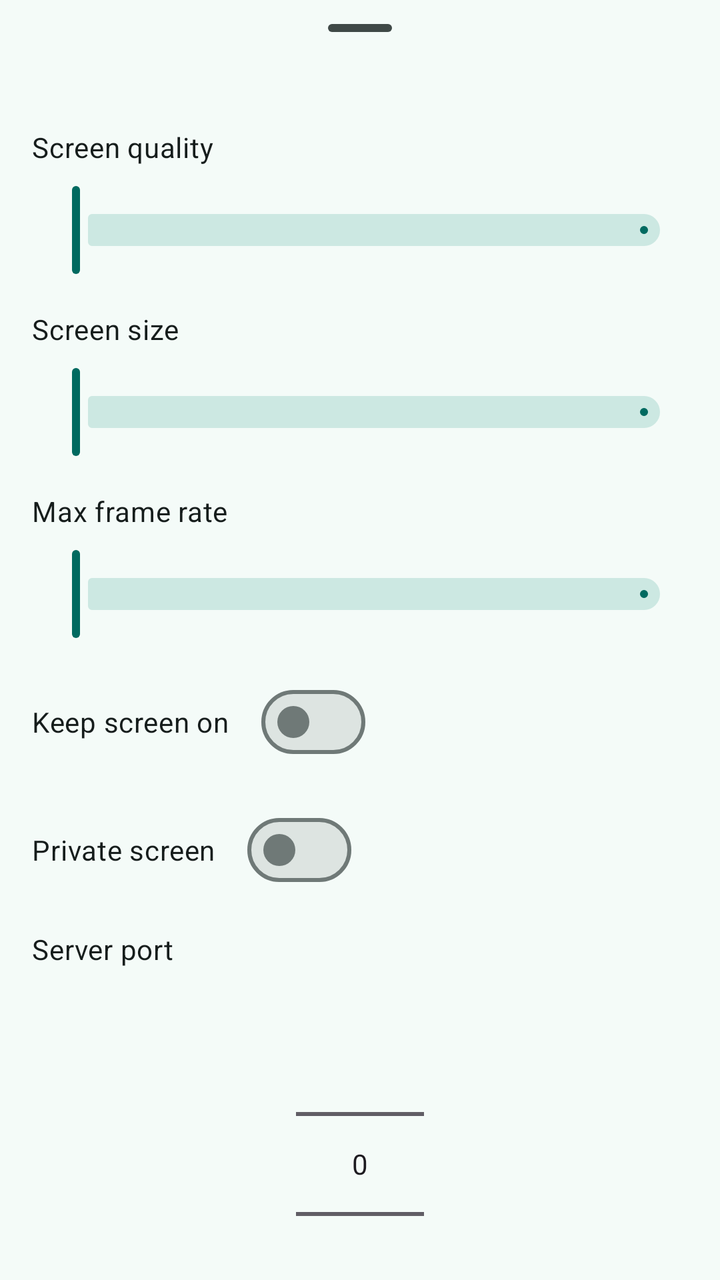
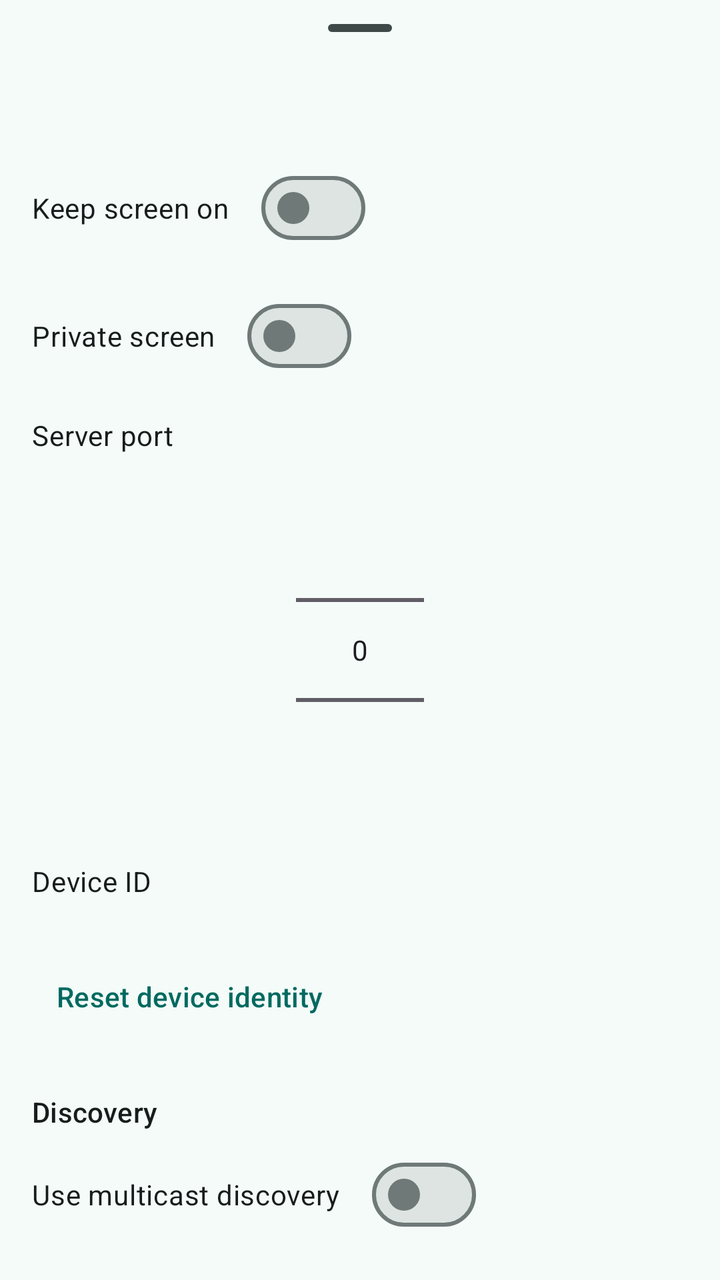

Compare the two renders of this Android layout. The source of the first and the diff that turns it into the second are given below.
<!-- AndroidManifest.xml: application theme Theme.ScreenShare -->
<!-- res/layout/widget_screen_share_service_settings.xml -->
<?xml version="1.0" encoding="utf-8"?>
<LinearLayout xmlns:android="http://schemas.android.com/apk/res/android"
    android:layout_width="match_parent"
    android:layout_height="match_parent"
    android:orientation="vertical">

    <com.google.android.material.bottomsheet.BottomSheetDragHandleView
        android:layout_width="match_parent"
        android:layout_height="wrap_content" />

    <androidx.core.widget.NestedScrollView
        android:layout_width="match_parent"
        android:layout_height="wrap_content">

        <LinearLayout
            android:layout_width="match_parent"
            android:layout_height="wrap_content"
            android:orientation="vertical"
            android:padding="16dp">

            <com.google.android.material.textview.MaterialTextView
                android:layout_width="wrap_content"
                android:layout_height="wrap_content"
                android:text="@string/projection_quality_setting_label"
                android:textAppearance="?attr/textAppearanceBodyMedium"
                android:textColor="?attr/colorOnSurface" />

            <com.google.android.material.slider.Slider
                android:id="@+id/quality_setting"
                android:layout_width="match_parent"
                android:layout_height="wrap_content"
                android:layout_marginTop="8dp" />

            <com.google.android.material.textview.MaterialTextView
                android:layout_width="wrap_content"
                android:layout_height="wrap_content"
                android:layout_marginTop="16dp"
                android:text="@string/projection_scale_setting_label"
                android:textAppearance="?attr/textAppearanceBodyMedium"
                android:textColor="?attr/colorOnSurface" />

            <com.google.android.material.slider.Slider
                android:id="@+id/scale_setting"
                android:layout_width="match_parent"
                android:layout_height="wrap_content"
                android:layout_marginTop="8dp" />

            <com.google.android.material.textview.MaterialTextView
                android:layout_width="wrap_content"
                android:layout_height="wrap_content"
                android:layout_marginTop="16dp"
                android:text="@string/projection_frame_rate_setting_label"
                android:textAppearance="?attr/textAppearanceBodyMedium"
                android:textColor="?attr/colorOnSurface" />

            <com.google.android.material.slider.Slider
                android:id="@+id/frame_rate_setting"
                android:layout_width="match_parent"
                android:layout_height="wrap_content"
                android:layout_marginTop="8dp" />

            <com.google.android.material.materialswitch.MaterialSwitch
                android:id="@+id/keep_screen_on_setting"
                android:layout_width="wrap_content"
                android:layout_height="wrap_content"
                android:layout_marginTop="16dp"
                android:text="@string/keep_screen_on_setting_label"
                android:textAppearance="?attr/textAppearanceBodyMedium"
                android:textColor="?attr/colorOnSurface" />

            <com.google.android.material.materialswitch.MaterialSwitch
                android:id="@+id/secure_setting"
                android:layout_width="wrap_content"
                android:layout_height="wrap_content"
                android:layout_marginTop="16dp"
                android:text="@string/projection_secure_setting_label"
                android:textAppearance="?attr/textAppearanceBodyMedium"
                android:textColor="?attr/colorOnSurface" />

            <com.google.android.material.textview.MaterialTextView
                android:layout_width="wrap_content"
                android:layout_height="wrap_content"
                android:layout_marginTop="16dp"
                android:text="@string/server_port_setting_label"
                android:textAppearance="?attr/textAppearanceBodyMedium"
                android:textColor="?attr/colorOnSurface" />

            <NumberPicker
                android:id="@+id/port_setting"
                android:layout_width="wrap_content"
                android:layout_height="wrap_content"
                android:layout_gravity="center_horizontal"
                android:layout_marginTop="8dp" />

            <com.google.android.material.textview.MaterialTextView
                android:layout_width="wrap_content"
                android:layout_height="wrap_content"
                android:layout_marginTop="16dp"
                android:text="@string/device_identity_label"
                android:textAppearance="?attr/textAppearanceBodyMedium"
                android:textColor="?attr/colorOnSurface" />

            <com.google.android.material.textview.MaterialTextView
                android:id="@+id/device_id_setting"
                android:layout_width="wrap_content"
                android:layout_height="wrap_content"
                android:layout_marginTop="4dp"
                android:textAppearance="?attr/textAppearanceBodySmall"
                android:textColor="?attr/colorOnSurfaceVariant" />

            <com.google.android.material.button.MaterialButton
                android:id="@+id/identity_reset_setting"
                style="@style/Widget.Material3.Button.TextButton"
                android:layout_width="wrap_content"
                android:layout_height="wrap_content"
                android:layout_marginTop="4dp"
                android:text="@string/identity_reset" />

            <com.google.android.material.textview.MaterialTextView
                android:layout_width="wrap_content"
                android:layout_height="wrap_content"
                android:layout_marginTop="24dp"
                android:text="@string/discovery_settings_section"
                android:textAppearance="?attr/textAppearanceTitleSmall"
                android:textColor="?attr/colorOnSurface" />

            <com.google.android.material.materialswitch.MaterialSwitch
                android:id="@+id/multicast_enabled_setting"
                android:layout_width="wrap_content"
                android:layout_height="wrap_content"
                android:layout_marginTop="8dp"
                android:text="@string/multicast_enabled_setting_label"
                android:textAppearance="?attr/textAppearanceBodyMedium"
                android:textColor="?attr/colorOnSurface" />

            <com.google.android.material.textview.MaterialTextView
                android:layout_width="wrap_content"
                android:layout_height="wrap_content"
                android:layout_marginTop="16dp"
                android:text="@string/multicast_group_setting_label"
                android:textAppearance="?attr/textAppearanceBodyMedium"
                android:textColor="?attr/colorOnSurface" />

            <EditText
                android:id="@+id/multicast_group_setting"
                android:layout_width="match_parent"
                android:layout_height="wrap_content"
                android:layout_marginTop="4dp"
                android:hint="@string/multicast_group_setting_hint"
                android:importantForAutofill="no"
                android:inputType="text"
                android:singleLine="true" />

            <com.google.android.material.textview.MaterialTextView
                android:layout_width="wrap_content"
                android:layout_height="wrap_content"
                android:layout_marginTop="16dp"
                android:text="@string/multicast_port_setting_label"
                android:textAppearance="?attr/textAppearanceBodyMedium"
                android:textColor="?attr/colorOnSurface" />

            <NumberPicker
                android:id="@+id/multicast_port_setting"
                android:layout_width="wrap_content"
                android:layout_height="wrap_content"
                android:layout_gravity="center_horizontal"
                android:layout_marginTop="8dp" />

            <com.google.android.material.textview.MaterialTextView
                android:layout_width="wrap_content"
                android:layout_height="wrap_content"
                android:layout_marginTop="16dp"
                android:text="@string/discovery_refresh_setting_label"
                android:textAppearance="?attr/textAppearanceBodyMedium"
                android:textColor="?attr/colorOnSurface" />

            <NumberPicker
                android:id="@+id/discovery_refresh_setting"
                android:layout_width="wrap_content"
                android:layout_height="wrap_content"
                android:layout_gravity="center_horizontal"
                android:layout_marginTop="8dp" />

            <com.google.android.material.textview.MaterialTextView
                android:layout_width="wrap_content"
                android:layout_height="wrap_content"
                android:layout_marginTop="16dp"
                android:text="@string/discovery_visibility_setting_label"
                android:textAppearance="?attr/textAppearanceBodyMedium"
                android:textColor="?attr/colorOnSurface" />

            <NumberPicker
                android:id="@+id/discovery_visibility_setting"
                android:layout_width="wrap_content"
                android:layout_height="wrap_content"
                android:layout_gravity="center_horizontal"
                android:layout_marginTop="8dp" />

            <com.google.android.material.materialswitch.MaterialSwitch
                android:id="@+id/discovery_compat_only_setting"
                android:layout_width="wrap_content"
                android:layout_height="wrap_content"
                android:layout_marginTop="16dp"
                android:text="@string/discovery_compat_only_setting_label"
                android:textAppearance="?attr/textAppearanceBodyMedium"
                android:textColor="?attr/colorOnSurface" />

            <com.google.android.material.materialswitch.MaterialSwitch
                android:id="@+id/share_name_setting"
                android:layout_width="wrap_content"
                android:layout_height="wrap_content"
                android:layout_marginTop="8dp"
                android:text="@string/share_name_setting_label"
                android:textAppearance="?attr/textAppearanceBodyMedium"
                android:textColor="?attr/colorOnSurface" />
        </LinearLayout>
    </androidx.core.widget.NestedScrollView>
</LinearLayout>
<!-- resources referenced by this layout -->
<resources>
  <string name="device_identity_label">"Device ID"</string>
  <string name="discovery_compat_only_setting_label">"Compatibility mode (mDNS only)"</string>
  <string name="discovery_refresh_setting_label">"Discovery refresh"</string>
  <string name="discovery_settings_section">"Discovery"</string>
  <string name="discovery_visibility_setting_label">"Visibility"</string>
  <string name="identity_reset">"Reset device identity"</string>
  <string name="keep_screen_on_setting_label">"Keep screen on"</string>
  <string name="multicast_enabled_setting_label">"Use multicast discovery"</string>
  <string name="multicast_group_setting_hint">"e.g. 224.0.0.167"</string>
  <string name="multicast_group_setting_label">"Multicast group"</string>
  <string name="multicast_port_setting_label">"Multicast port"</string>
  <string name="projection_frame_rate_setting_label">"Max frame rate"</string>
  <string name="projection_quality_setting_label">"Screen quality"</string>
  <string name="projection_scale_setting_label">"Screen size"</string>
  <string name="projection_secure_setting_label">"Private screen"</string>
  <string name="server_port_setting_label">"Server port"</string>
  <string name="share_name_setting_label">"Broadcast device name"</string>
  <color name="md_theme_primary">#006A60</color>
  <color name="md_theme_onPrimary">#FFFFFF</color>
  <color name="md_theme_primaryContainer">#9EF2E4</color>
  <color name="md_theme_onPrimaryContainer">#005048</color>
  <color name="md_theme_secondary">#4A635F</color>
  <color name="md_theme_onSecondary">#FFFFFF</color>
  <color name="md_theme_secondaryContainer">#CCE8E2</color>
  <color name="md_theme_onSecondaryContainer">#334B47</color>
  <color name="md_theme_tertiary">#456179</color>
  <color name="md_theme_onTertiary">#FFFFFF</color>
  <color name="md_theme_tertiaryContainer">#CCE5FF</color>
  <color name="md_theme_onTertiaryContainer">#2D4961</color>
  <color name="md_theme_error">#BA1A1A</color>
  <color name="md_theme_onError">#FFFFFF</color>
  <color name="md_theme_errorContainer">#FFDAD6</color>
  <color name="md_theme_onErrorContainer">#93000A</color>
  <color name="md_theme_background">#F4FBF8</color>
  <color name="md_theme_onBackground">#161D1C</color>
  <color name="md_theme_surface">#F4FBF8</color>
  <color name="md_theme_onSurface">#161D1C</color>
  <color name="md_theme_surfaceVariant">#DAE5E1</color>
  <color name="md_theme_onSurfaceVariant">#3F4947</color>
  <color name="md_theme_outline">#6F7977</color>
  <color name="md_theme_outlineVariant">#BEC9C6</color>
  <color name="md_theme_inverseSurface">#2B3230</color>
  <color name="md_theme_inverseOnSurface">#ECF2EF</color>
  <color name="md_theme_inversePrimary">#82D5C8</color>
  <color name="md_theme_primaryFixed">#9EF2E4</color>
  <color name="md_theme_onPrimaryFixed">#00201C</color>
  <color name="md_theme_primaryFixedDim">#82D5C8</color>
  <color name="md_theme_onPrimaryFixedVariant">#005048</color>
  <color name="md_theme_secondaryFixed">#CCE8E2</color>
  <color name="md_theme_onSecondaryFixed">#05201C</color>
  <color name="md_theme_secondaryFixedDim">#B1CCC6</color>
  <color name="md_theme_onSecondaryFixedVariant">#334B47</color>
  <color name="md_theme_tertiaryFixed">#CCE5FF</color>
  <color name="md_theme_onTertiaryFixed">#001E31</color>
  <color name="md_theme_tertiaryFixedDim">#ADCAE6</color>
  <color name="md_theme_onTertiaryFixedVariant">#2D4961</color>
  <color name="md_theme_surfaceDim">#D5DBD9</color>
  <color name="md_theme_surfaceBright">#F4FBF8</color>
  <color name="md_theme_surfaceContainerLowest">#FFFFFF</color>
  <color name="md_theme_surfaceContainerLow">#EFF5F2</color>
  <color name="md_theme_surfaceContainer">#E9EFED</color>
  <color name="md_theme_surfaceContainerHigh">#E3EAE7</color>
  <color name="md_theme_surfaceContainerHighest">#DDE4E1</color>
  <!-- unchanged entries left out for length: 1 -->
</resources>

<!-- the commit's change to res/layout/widget_screen_share_service_settings.xml (unified diff, before → after) -->
@@ -18,47 +18,6 @@
             android:orientation="vertical"
             android:padding="16dp">
 
-            <com.google.android.material.textview.MaterialTextView
-                android:layout_width="wrap_content"
-                android:layout_height="wrap_content"
-                android:text="@string/projection_quality_setting_label"
-                android:textAppearance="?attr/textAppearanceBodyMedium"
-                android:textColor="?attr/colorOnSurface" />
-
-            <com.google.android.material.slider.Slider
-                android:id="@+id/quality_setting"
-                android:layout_width="match_parent"
-                android:layout_height="wrap_content"
-                android:layout_marginTop="8dp" />
-
-            <com.google.android.material.textview.MaterialTextView
-                android:layout_width="wrap_content"
-                android:layout_height="wrap_content"
-                android:layout_marginTop="16dp"
-                android:text="@string/projection_scale_setting_label"
-                android:textAppearance="?attr/textAppearanceBodyMedium"
-                android:textColor="?attr/colorOnSurface" />
-
-            <com.google.android.material.slider.Slider
-                android:id="@+id/scale_setting"
-                android:layout_width="match_parent"
-                android:layout_height="wrap_content"
-                android:layout_marginTop="8dp" />
-
-            <com.google.android.material.textview.MaterialTextView
-                android:layout_width="wrap_content"
-                android:layout_height="wrap_content"
-                android:layout_marginTop="16dp"
-                android:text="@string/projection_frame_rate_setting_label"
-                android:textAppearance="?attr/textAppearanceBodyMedium"
-                android:textColor="?attr/colorOnSurface" />
-
-            <com.google.android.material.slider.Slider
-                android:id="@+id/frame_rate_setting"
-                android:layout_width="match_parent"
-                android:layout_height="wrap_content"
-                android:layout_marginTop="8dp" />
-
             <com.google.android.material.materialswitch.MaterialSwitch
                 android:id="@+id/keep_screen_on_setting"
                 android:layout_width="wrap_content"
@@ -213,6 +172,34 @@
                 android:text="@string/share_name_setting_label"
                 android:textAppearance="?attr/textAppearanceBodyMedium"
                 android:textColor="?attr/colorOnSurface" />
+
+            <LinearLayout
+                android:id="@+id/video_settings_entry"
+                android:layout_width="match_parent"
+                android:layout_height="wrap_content"
+                android:layout_marginTop="24dp"
+                android:background="?attr/selectableItemBackground"
+                android:clickable="true"
+                android:focusable="true"
+                android:orientation="vertical"
+                android:paddingTop="8dp"
+                android:paddingBottom="8dp">
+
+                <com.google.android.material.textview.MaterialTextView
+                    android:layout_width="wrap_content"
+                    android:layout_height="wrap_content"
+                    android:text="@string/video_settings_entry_label"
+                    android:textAppearance="?attr/textAppearanceBodyMedium"
+                    android:textColor="?attr/colorOnSurface" />
+
+                <com.google.android.material.textview.MaterialTextView
+                    android:id="@+id/video_settings_summary"
+                    android:layout_width="wrap_content"
+                    android:layout_height="wrap_content"
+                    android:layout_marginTop="4dp"
+                    android:textAppearance="?attr/textAppearanceBodySmall"
+                    android:textColor="?attr/colorOnSurfaceVariant" />
+            </LinearLayout>
         </LinearLayout>
     </androidx.core.widget.NestedScrollView>
 </LinearLayout>
<!-- resource entries referenced after the edit -->
@@ -11,12 +11,10 @@
   <string name="multicast_group_setting_hint">"e.g. 224.0.0.167"</string>
   <string name="multicast_group_setting_label">"Multicast group"</string>
   <string name="multicast_port_setting_label">"Multicast port"</string>
-  <string name="projection_frame_rate_setting_label">"Max frame rate"</string>
-  <string name="projection_quality_setting_label">"Screen quality"</string>
-  <string name="projection_scale_setting_label">"Screen size"</string>
   <string name="projection_secure_setting_label">"Private screen"</string>
   <string name="server_port_setting_label">"Server port"</string>
   <string name="share_name_setting_label">"Broadcast device name"</string>
+  <string name="video_settings_entry_label">"Video encoding settings"</string>
   <color name="md_theme_primary">#006A60</color>
   <color name="md_theme_onPrimary">#FFFFFF</color>
   <color name="md_theme_primaryContainer">#9EF2E4</color>
